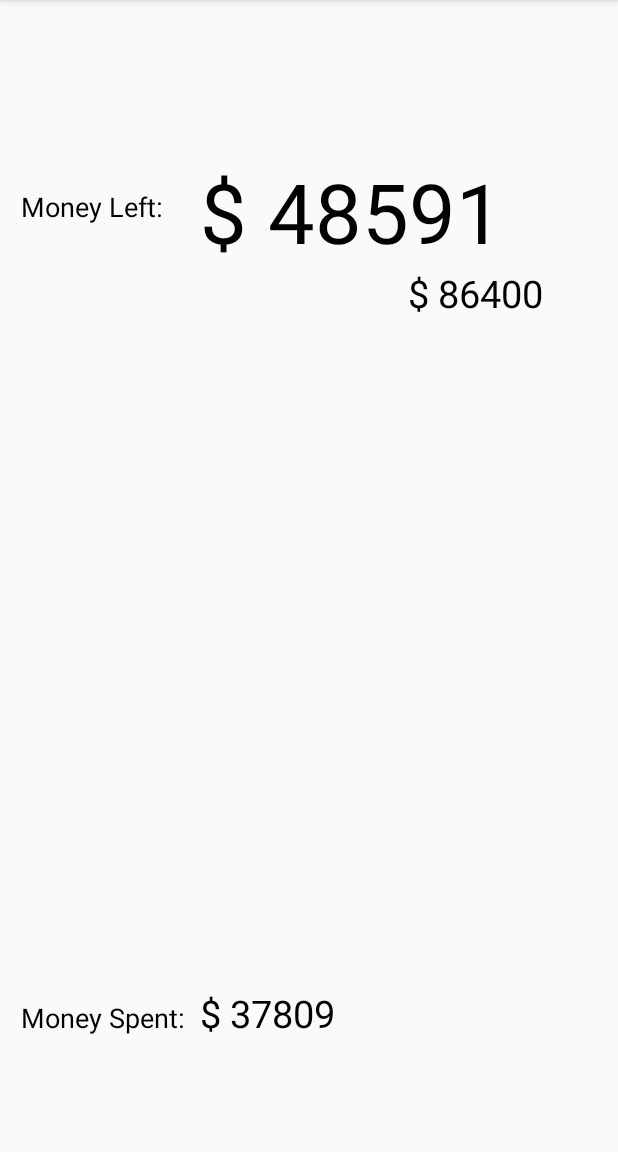
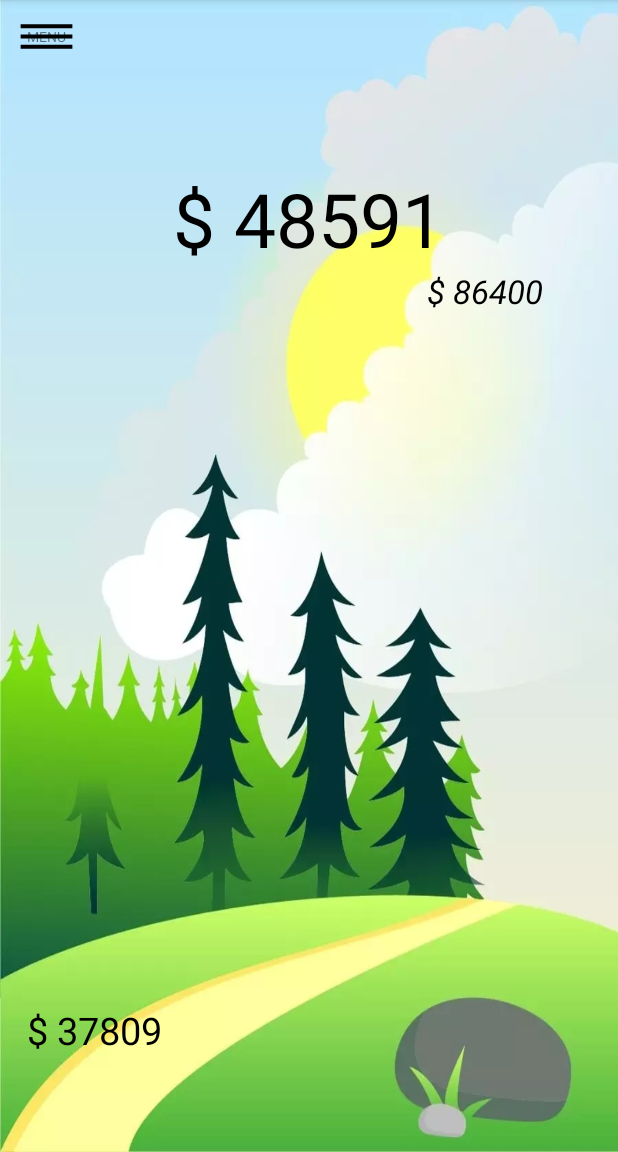
Before and after one commit to ulti72/InTime, an Android app: the screen it shows after launch (MainActivity), on a phone screen of 412 x 824 dp, the part 84-1236 px from its top. Run offline under Robolectric (Android 15) with nearby library versions, the phone set to English and light mode, and no system bars.

Commit message:
Main Page UI completed

```diff
--- a/app/src/main/AndroidManifest.xml
+++ b/app/src/main/AndroidManifest.xml
@@ -9,15 +9,14 @@
         android:roundIcon="@mipmap/ic_launcher_round"
         android:supportsRtl="true"
         android:theme="@style/AppTheme">
-        <activity android:name=".MainActivity"
-            >
+        <activity android:name=".MainActivity">
             <intent-filter>
                 <action android:name="android.intent.action.MAIN" />
 
                 <category android:name="android.intent.category.LAUNCHER" />
             </intent-filter>
         </activity>
-
+        <activity android:name=".Menu"></activity>
     </application>
 
 </manifest>
--- a/app/src/main/java/ulti72/intime/MainActivity.java
+++ b/app/src/main/java/ulti72/intime/MainActivity.java
@@ -4,6 +4,7 @@ import android.content.SharedPreferences;
 import android.os.CountDownTimer;
 import android.support.v7.app.AppCompatActivity;
 import android.os.Bundle;
+import android.view.View;
 import android.widget.Button;
 import android.widget.TextView;
 
@@ -17,9 +18,6 @@ public class MainActivity extends AppCompatActivity {
 
     private TextView mTextViewCountDown;
     private TextView mUsedTime;
-    private Button mButtonStartPause;
-    private Button mButtonReset;
-
     private CountDownTimer mCountDownTimer;
 
     private boolean mTimerRunning;
@@ -36,6 +34,8 @@ public class MainActivity extends AppCompatActivity {
 
 
             resetTimer();
+
+
 
 
     }
--- /dev/null
+++ b/app/src/main/java/ulti72/intime/Menu.java
@@ -0,0 +1,13 @@
+package ulti72.intime;
+
+import android.support.v7.app.AppCompatActivity;
+import android.os.Bundle;
+
+public class Menu extends AppCompatActivity {
+
+    @Override
+    protected void onCreate(Bundle savedInstanceState) {
+        super.onCreate(savedInstanceState);
+        setContentView(R.layout.activity_menu);
+    }
+}
--- /dev/null
+++ b/app/src/main/res/drawable/ic_menu_black_24dp.xml
@@ -0,0 +1,9 @@
+<vector xmlns:android="http://schemas.android.com/apk/res/android"
+        android:width="24dp"
+        android:height="24dp"
+        android:viewportWidth="24.0"
+        android:viewportHeight="24.0">
+    <path
+        android:fillColor="#FF000000"
+        android:pathData="M3,18h18v-2L3,16v2zM3,13h18v-2L3,11v2zM3,6v2h18L21,6L3,6z"/>
+</vector>
--- a/app/src/main/res/layout/activity_main.xml
+++ b/app/src/main/res/layout/activity_main.xml
@@ -4,31 +4,36 @@
     xmlns:tools="http://schemas.android.com/tools"
     android:layout_width="match_parent"
     android:layout_height="match_parent"
+android:background="@drawable/back"
     tools:context="ulti72.intime.MainActivity">
 
     <TextView
         android:layout_width="wrap_content"
         android:layout_height="wrap_content"
-        android:text="Money Left:"
-        android:textColor="@android:color/black"
-        android:textSize="18sp"
-        android:id="@+id/textView2"
-        android:layout_alignTop="@+id/text_view_countdown"
-        android:layout_alignLeft="@+id/textView"
-        android:layout_alignStart="@+id/textView"
-        android:layout_marginTop="21dp" />
+        android:padding="10dp"
+        android:text="MENU"
+        android:textSize="9sp"
+        android:id="@+id/menu"
+        android:layout_margin="8dp"
+        android:background="@drawable/ic_menu_black_24dp"/>
 
-    <TextView
-        android:layout_width="wrap_content"
-        android:layout_height="wrap_content"
-        android:text="00000"
-        android:id="@+id/text_view_countdown"
-        android:textColor="@android:color/black"
-        android:textSize="55sp"
-        android:layout_marginTop="104dp"
-        android:layout_alignParentTop="true"
-        android:layout_alignLeft="@+id/used_time"
-        android:layout_alignStart="@+id/used_time" />
+
+
+
+        <TextView
+
+            android:text="00000"
+            android:id="@+id/text_view_countdown"
+            android:textColor="@android:color/black"
+            android:textSize="50sp"
+            android:elevation="3dp"
+            android:layout_marginTop="63dp"
+            android:layout_centerInParent="true"
+            android:layout_width="wrap_content"
+            android:layout_height="wrap_content"
+            android:layout_below="@+id/menu"
+            android:layout_centerHorizontal="true" />
+
 
     <TextView
         android:layout_width="wrap_content"
@@ -36,38 +41,35 @@
         android:text="$ 86400"
         android:id="@+id/total_time"
         android:textColor="@android:color/black"
-        android:textSize="25sp"
+        android:textSize="22sp"
+        android:textStyle="italic"
         android:layout_below="@+id/text_view_countdown"
         android:layout_alignParentRight="true"
         android:layout_alignParentEnd="true"
         android:layout_marginRight="50dp"
         android:layout_marginEnd="50dp" />
 
-    <TextView
-        android:layout_width="wrap_content"
-        android:layout_height="wrap_content"
-        android:text="Money Spent:"
-        android:textColor="@android:color/black"
-        android:textSize="18sp"
-        android:id="@+id/textView"
-        android:layout_marginLeft="14dp"
-        android:layout_marginStart="14dp"
-        android:layout_alignBaseline="@+id/used_time"
-        android:layout_alignBottom="@+id/used_time"
-        android:layout_alignParentLeft="true"
-        android:layout_alignParentStart="true" />
+
     <TextView
         android:layout_width="wrap_content"
         android:layout_height="wrap_content"
         android:text="0"
-        android:layout_marginLeft="10dp"
         android:id="@+id/used_time"
         android:textColor="@android:color/black"
         android:textSize="25sp"
-        android:layout_marginBottom="75dp"
+        android:layout_marginBottom="64dp"
         android:layout_alignParentBottom="true"
-        android:layout_toRightOf="@+id/textView" />
+        android:layout_alignLeft="@+id/menu"
+        android:layout_alignStart="@+id/menu"
+        android:layout_marginLeft="10dp"
+        android:layout_marginStart="10dp" />
 
+    <Space
+        android:layout_width="wrap_content"
+        android:layout_height="wrap_content"
+        android:layout_above="@+id/total_time"
+        android:layout_alignLeft="@+id/total_time"
+        android:layout_alignStart="@+id/total_time" />
 
 
 </RelativeLayout>
--- /dev/null
+++ b/app/src/main/res/layout/activity_menu.xml
@@ -0,0 +1,9 @@
+<?xml version="1.0" encoding="utf-8"?>
+<android.support.constraint.ConstraintLayout xmlns:android="http://schemas.android.com/apk/res/android"
+    xmlns:app="http://schemas.android.com/apk/res-auto"
+    xmlns:tools="http://schemas.android.com/tools"
+    android:layout_width="match_parent"
+    android:layout_height="match_parent"
+    tools:context="ulti72.intime.Menu">
+
+</android.support.constraint.ConstraintLayout>
```
Also changed, not shown: app/src/main/ic_launcher-web.png (added), app/src/main/res/drawable/back.webp (added), app/src/main/res/mipmap-hdpi/ic_launcher.png, app/src/main/res/mipmap-mdpi/ic_launcher.png, app/src/main/res/mipmap-xhdpi/ic_launcher.png, app/src/main/res/mipmap-xxhdpi/ic_launcher.png, app/src/main/res/mipmap-xxxhdpi/ic_launcher.png.
